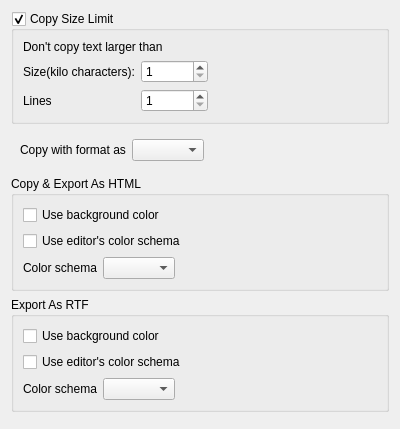
Above: RedPandaIDE/settingsdialog/editorclipboardwidget.ui from royqh1979/RedPanda-CPP before the change. Below: the same form after it.
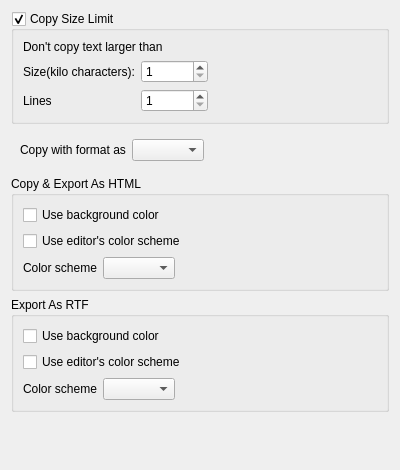
That is the form after the change.

Commit message: * work save: color scheme options

```diff
--- a/RedPandaIDE/settingsdialog/editorclipboardwidget.ui
+++ b/RedPandaIDE/settingsdialog/editorclipboardwidget.ui
@@ -7,7 +7,7 @@
     <x>0</x>
     <y>0</y>
     <width>400</width>
-    <height>429</height>
+    <height>470</height>
    </rect>
   </property>
   <property name="windowTitle">
@@ -150,7 +150,7 @@
       <item>
        <widget class="QCheckBox" name="chkCopyHTMLUseEditorColor">
         <property name="text">
-         <string>Use editor's color schema</string>
+         <string>Use editor's color scheme</string>
         </property>
        </widget>
       </item>
@@ -172,7 +172,7 @@
          <item>
           <widget class="QLabel" name="label_5">
            <property name="text">
-            <string>Color schema</string>
+            <string>Color scheme</string>
            </property>
           </widget>
          </item>
@@ -217,7 +217,7 @@
       <item>
        <widget class="QCheckBox" name="chkCopyRTFUseEditorColor">
         <property name="text">
-         <string>Use editor's color schema</string>
+         <string>Use editor's color scheme</string>
         </property>
        </widget>
       </item>
@@ -239,7 +239,7 @@
          <item>
           <widget class="QLabel" name="label_4">
            <property name="text">
-            <string>Color schema</string>
+            <string>Color scheme</string>
            </property>
           </widget>
          </item>
```
Left out of the diff: 4 changed lines with no effect on the pictures. The commit also changes 23 other files.
